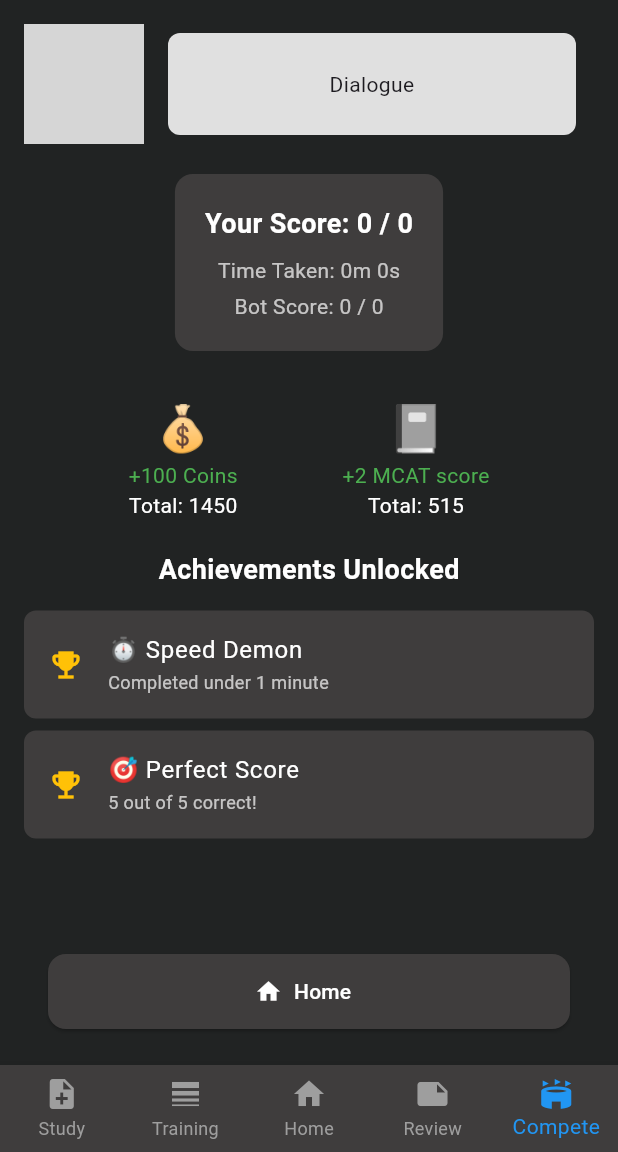
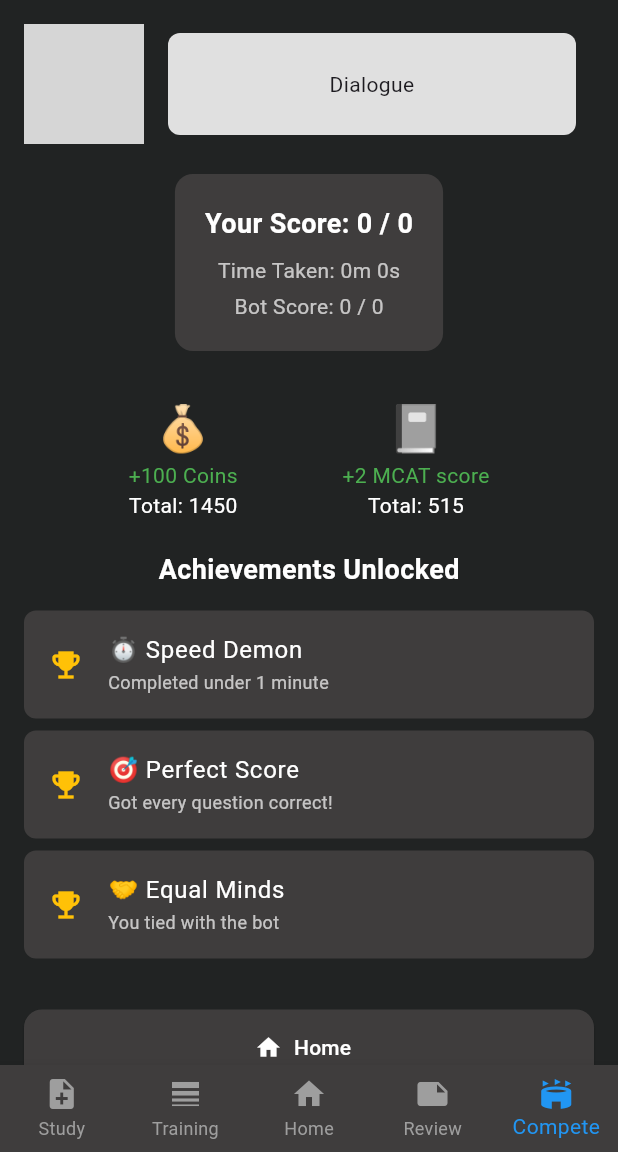
Before and after one commit to Anhakian/Bot-Demo, a Flutter app: the EndQuizPage screen opened directly with empty values, on a phone screen of 412 x 824 dp, the part 84-1236 px from its top. Run offline on Flutter 3.47's test engine with Material 3 defaults, Android fonts, the phone set to English and light mode, and no system bars; our stand-ins replace flutter_screenutil; grey boxes are pictures that could not be loaded.

Commit message:
detail-page

```diff
--- a/lib/pages/end_quiz_page.dart
+++ b/lib/pages/end_quiz_page.dart
@@ -1,5 +1,6 @@
 import 'dart:math';
 import 'package:bot_demo/models/bot.dart';
+import 'package:bot_demo/resources/achievements.dart';
 import 'package:flutter/material.dart';
 
 class EndQuizPage extends StatelessWidget {
@@ -20,24 +21,21 @@ class EndQuizPage extends StatelessWidget {
   Widget build(BuildContext context) {
     final int minutes = timeTaken.inMinutes;
     final int seconds = timeTaken.inSeconds % 60;
-    final int botScore = Random().nextInt(total + 1); // Random bot score between 0 and total
+    final int botScore = Random().nextInt(total + 1); // Random score from 0 to total
 
-    // Determine which achievements were earned
-    List<Map<String, String>> earnedAchievements = [];
-
-    if (timeTaken.inSeconds < 60) {
-      earnedAchievements.add({
-        'title': '⏱️ Speed Demon',
-        'subtitle': 'Completed under 1 minute'
-      });
-    }
-
-    if (score == total) {
-      earnedAchievements.add({
-        'title': '🎯 Perfect Score',
-        'subtitle': '5 out of 5 correct!'
-      });
-    }
+    // Evaluate achievements based on current performance
+    final List<Map<String, String>> earnedAchievements = ACHIEVEMENTS
+        .where((a) => a.shouldAward(
+      score: score,
+      total: total,
+      timeTaken: timeTaken,
+      botScore: botScore,
+    ))
+        .map((a) => {
+      'title': a.title,
+      'subtitle': a.subtitle,
+    })
+        .toList();
 
     return Scaffold(
       backgroundColor: const Color(0xFF212323),
@@ -50,7 +48,8 @@ class EndQuizPage extends StatelessWidget {
         centerTitle: true,
         leading: IconButton(
           icon: const Icon(Icons.arrow_back_ios, color: Colors.white),
-          onPressed: () => Navigator.popUntil(context, ModalRoute.withName('/')),
+          onPressed: () =>
+              Navigator.pushNamedAndRemoveUntil(context, '/', (route) => false),
         ),
         actions: const [Icon(Icons.search, color: Colors.white)],
       ),
@@ -72,7 +71,7 @@ class EndQuizPage extends StatelessWidget {
         ],
       ),
       body: SafeArea(
-        child: Padding(
+        child: SingleChildScrollView(
           padding: const EdgeInsets.all(16.0),
           child: Column(
             crossAxisAlignment: CrossAxisAlignment.center,
@@ -136,14 +135,14 @@ class EndQuizPage extends StatelessWidget {
                 mainAxisAlignment: MainAxisAlignment.spaceEvenly,
                 children: [
                   Column(
-                    children: const [
+                    children: [
                       Text('💰', style: TextStyle(fontSize: 30)),
                       Text('+100 Coins', style: TextStyle(color: Colors.green)),
                       Text('Total: 1450', style: TextStyle(color: Colors.white)),
                     ],
                   ),
                   Column(
-                    children: const [
+                    children: [
                       Text('📓', style: TextStyle(fontSize: 30)),
                       Text('+2 MCAT score', style: TextStyle(color: Colors.green)),
                       Text('Total: 515', style: TextStyle(color: Colors.white)),
@@ -179,11 +178,10 @@ class EndQuizPage extends StatelessWidget {
                   }).toList(),
                 ),
               ],
-              const Spacer(),
-              Padding(
-                padding: const EdgeInsets.symmetric(horizontal: 16.0, vertical: 8),
-                child: ElevatedButton.icon(
-                  onPressed: () => Navigator.popUntil(context, ModalRoute.withName('/')),
+              const SizedBox(height: 30),
+              ElevatedButton.icon(
+                onPressed: () =>
+                    Navigator.pushNamedAndRemoveUntil(context, '/', (route) => false),
                 style: ElevatedButton.styleFrom(
                   minimumSize: const Size(double.infinity, 50),
                   backgroundColor: const Color(0xFF3F3D3D),
@@ -192,7 +190,6 @@ class EndQuizPage extends StatelessWidget {
                 icon: const Icon(Icons.home, color: Colors.white),
                 label: const Text('Home', style: TextStyle(color: Colors.white)),
               ),
-              )
             ],
           ),
         ),
--- /dev/null
+++ b/lib/resources/achievements.dart
@@ -0,0 +1,39 @@
+typedef AchievementEvaluator = bool Function({
+required int score,
+required int total,
+required Duration timeTaken,
+required int botScore,
+});
+
+class Achievement {
+  final String title;
+  final String subtitle;
+  final AchievementEvaluator shouldAward;
+
+  Achievement({
+    required this.title,
+    required this.subtitle,
+    required this.shouldAward,
+  });
+}
+
+final List<Achievement> ACHIEVEMENTS = [
+  Achievement(
+    title: '⏱️ Speed Demon',
+    subtitle: 'Completed under 1 minute',
+    shouldAward: ({required score, required total, required timeTaken, required botScore}) =>
+    timeTaken.inSeconds < 60,
+  ),
+  Achievement(
+    title: '🎯 Perfect Score',
+    subtitle: 'Got every question correct!',
+    shouldAward: ({required score, required total, required timeTaken, required botScore}) =>
+    score == total,
+  ),
+  Achievement(
+    title: '🤝 Equal Minds',
+    subtitle: 'You tied with the bot',
+    shouldAward: ({required score, required total, required timeTaken, required botScore}) =>
+    score == botScore,
+  ),
+];
```
Lines whose indentation alone changed are shown as unchanged.
